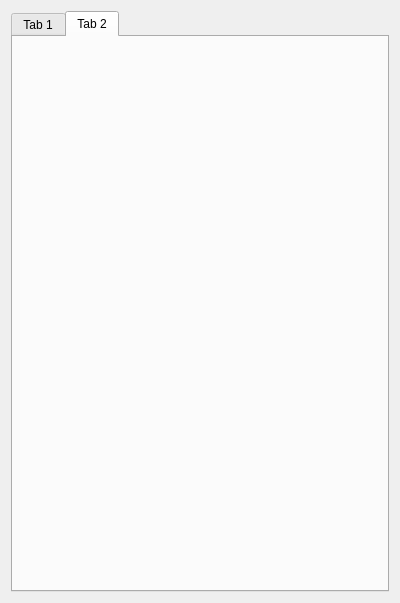
Before: the Qt Designer form mainwindow.ui in DasEvoli/timer, drawn with Qt 5.
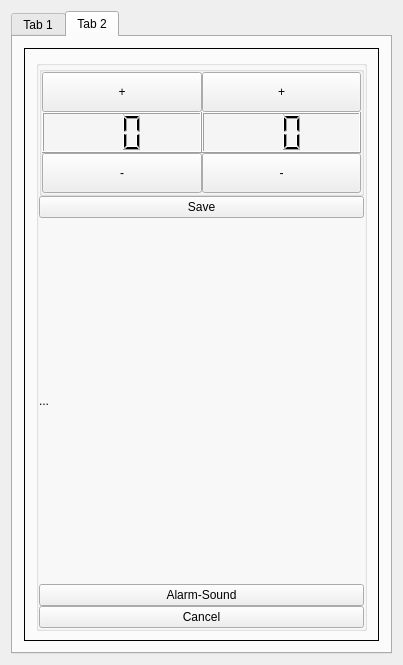
After: the same form once the commit is applied. The open tabs and pages were chosen to show the change.

What changed in the file:
```diff
--- a/mainwindow.ui
+++ b/mainwindow.ui
@@ -9,8 +9,8 @@
    <rect>
     <x>0</x>
     <y>0</y>
-    <width>400</width>
-    <height>603</height>
+    <width>403</width>
+    <height>665</height>
    </rect>
   </property>
   <property name="sizePolicy">
@@ -336,11 +336,20 @@
       </widget>
       <widget class="QWidget" name="tab_alarmclock">
        <property name="sizePolicy">
-        <sizepolicy hsizetype="Expanding" vsizetype="Expanding">
+        <sizepolicy hsizetype="Preferred" vsizetype="Preferred">
          <horstretch>0</horstretch>
          <verstretch>0</verstretch>
         </sizepolicy>
        </property>
+       <property name="maximumSize">
+        <size>
+         <width>16777215</width>
+         <height>16777215</height>
+        </size>
+       </property>
+       <property name="layoutDirection">
+        <enum>Qt::LeftToRight</enum>
+       </property>
        <attribute name="title">
         <string>Tab 2</string>
        </attribute>
@@ -359,8 +368,26 @@
             <height>0</height>
            </size>
           </property>
+          <property name="maximumSize">
+           <size>
+            <width>16777215</width>
+            <height>16777215</height>
+           </size>
+          </property>
+          <property name="baseSize">
+           <size>
+            <width>0</width>
+            <height>0</height>
+           </size>
+          </property>
           <property name="frameShape">
-           <enum>QFrame::NoFrame</enum>
+           <enum>QFrame::Box</enum>
+          </property>
+          <property name="frameShadow">
+           <enum>QFrame::Plain</enum>
+          </property>
+          <property name="currentIndex">
+           <number>0</number>
           </property>
           <widget class="QWidget" name="page">
            <layout class="QGridLayout" name="gridLayout_4">
@@ -382,19 +409,134 @@
                 </rect>
                </property>
                <layout class="QGridLayout" name="gridLayout_5">
-                <item row="1" column="0">
-                 <widget class="QPushButton" name="pushButton">
-                  <property name="text">
-                   <string>New Clocktime</string>
-                  </property>
-                 </widget>
-                </item>
+                <property name="leftMargin">
+                 <number>9</number>
+                </property>
+                <property name="bottomMargin">
+                 <number>9</number>
+                </property>
+               </layout>
+              </widget>
+             </widget>
+            </item>
+           </layout>
+          </widget>
+          <widget class="QWidget" name="page_2">
+           <property name="enabled">
+            <bool>true</bool>
+           </property>
+           <layout class="QVBoxLayout" name="verticalLayout_7">
+            <property name="bottomMargin">
+             <number>9</number>
+            </property>
+            <item>
+             <widget class="QGroupBox" name="editTimeGroupBox">
+              <property name="maximumSize">
+               <size>
+                <width>16777215</width>
+                <height>16777215</height>
+               </size>
+              </property>
+              <property name="alignment">
+               <set>Qt::AlignLeading|Qt::AlignLeft|Qt::AlignVCenter</set>
+              </property>
+              <layout class="QVBoxLayout" name="verticalLayout_6">
+               <property name="spacing">
+                <number>0</number>
+               </property>
+               <property name="leftMargin">
+                <number>0</number>
+               </property>
+               <property name="topMargin">
+                <number>0</number>
+               </property>
+               <property name="rightMargin">
+                <number>0</number>
+               </property>
+               <property name="bottomMargin">
+                <number>0</number>
+               </property>
+               <item>
+                <widget class="QGroupBox" name="alarmGroupBox">
+                 <property name="maximumSize">
+                  <size>
+                   <width>16777215</width>
+                   <height>130</height>
+                  </size>
+                 </property>
+                 <property name="layoutDirection">
+                  <enum>Qt::LeftToRight</enum>
+                 </property>
+                 <property name="alignment">
+                  <set>Qt::AlignJustify|Qt::AlignVCenter</set>
+                 </property>
+                 <property name="flat">
+                  <bool>false</bool>
+                 </property>
+                 <property name="checkable">
+                  <bool>false</bool>
+                 </property>
+                 <layout class="QGridLayout" name="gridLayout_7">
+                  <property name="leftMargin">
+                   <number>0</number>
+                  </property>
+                  <property name="topMargin">
+                   <number>0</number>
+                  </property>
+                  <property name="rightMargin">
+                   <number>0</number>
+                  </property>
+                  <property name="bottomMargin">
+                   <number>0</number>
+                  </property>
+                  <property name="spacing">
+                   <number>0</number>
+                  </property>
                 <item row="0" column="0">
-                 <widget class="QFrame" name="frame">
+                   <layout class="QVBoxLayout" name="verticalLayout_4">
+                    <property name="spacing">
+                     <number>0</number>
+                    </property>
+                    <property name="sizeConstraint">
+                     <enum>QLayout::SetDefaultConstraint</enum>
+                    </property>
+                    <property name="topMargin">
+                     <number>0</number>
+                    </property>
+                    <property name="bottomMargin">
+                     <number>0</number>
+                    </property>
+                    <item>
+                     <widget class="QPushButton" name="b_alarm_h_up">
+                      <property name="sizePolicy">
+                       <sizepolicy hsizetype="Preferred" vsizetype="Preferred">
+                        <horstretch>0</horstretch>
+                        <verstretch>0</verstretch>
+                       </sizepolicy>
+                      </property>
                   <property name="maximumSize">
                    <size>
                     <width>16777215</width>
-                    <height>90</height>
+                        <height>16777215</height>
+                       </size>
+                      </property>
+                      <property name="text">
+                       <string>+</string>
+                      </property>
+                     </widget>
+                    </item>
+                    <item>
+                     <widget class="QLCDNumber" name="alarm_h">
+                      <property name="sizePolicy">
+                       <sizepolicy hsizetype="Preferred" vsizetype="Preferred">
+                        <horstretch>0</horstretch>
+                        <verstretch>0</verstretch>
+                       </sizepolicy>
+                      </property>
+                      <property name="maximumSize">
+                       <size>
+                        <width>16777215</width>
+                        <height>16777215</height>
                    </size>
                   </property>
                   <property name="layoutDirection">
@@ -403,25 +545,57 @@
                   <property name="frameShape">
                    <enum>QFrame::Box</enum>
                   </property>
-                  <property name="frameShadow">
-                   <enum>QFrame::Raised</enum>
-                  </property>
-                  <layout class="QGridLayout" name="gridLayout_6">
-                   <item row="0" column="2">
-                    <widget class="QCheckBox" name="checkBox">
+                      <property name="lineWidth">
+                       <number>1</number>
+                      </property>
+                      <property name="digitCount">
+                       <number>2</number>
+                      </property>
+                      <property name="segmentStyle">
+                       <enum>QLCDNumber::Filled</enum>
+                      </property>
+                      <property name="value" stdset="0">
+                       <double>0.000000000000000</double>
+                      </property>
+                     </widget>
+                    </item>
+                    <item>
+                     <widget class="QPushButton" name="b_alarm_h_down">
                      <property name="sizePolicy">
                       <sizepolicy hsizetype="Preferred" vsizetype="Preferred">
                        <horstretch>0</horstretch>
                        <verstretch>0</verstretch>
                       </sizepolicy>
                      </property>
+                      <property name="maximumSize">
+                       <size>
+                        <width>16777215</width>
+                        <height>16777215</height>
+                       </size>
+                      </property>
                      <property name="text">
-                      <string>CheckBox</string>
+                       <string>-</string>
                      </property>
                     </widget>
                    </item>
-                   <item row="1" column="2">
-                    <widget class="QPushButton" name="pushButton_2">
+                   </layout>
+                  </item>
+                  <item row="0" column="1">
+                   <layout class="QVBoxLayout" name="verticalLayout_5">
+                    <property name="spacing">
+                     <number>0</number>
+                    </property>
+                    <property name="sizeConstraint">
+                     <enum>QLayout::SetDefaultConstraint</enum>
+                    </property>
+                    <property name="topMargin">
+                     <number>0</number>
+                    </property>
+                    <property name="bottomMargin">
+                     <number>0</number>
+                    </property>
+                    <item>
+                     <widget class="QPushButton" name="b_alarm_m_up">
                      <property name="sizePolicy">
                       <sizepolicy hsizetype="Preferred" vsizetype="Preferred">
                        <horstretch>0</horstretch>
@@ -430,50 +604,101 @@
                      </property>
                      <property name="maximumSize">
                       <size>
-                       <width>25</width>
-                       <height>25</height>
+                        <width>16777215</width>
+                        <height>16777215</height>
                       </size>
                      </property>
                      <property name="text">
-                      <string>X</string>
+                       <string>+</string>
                      </property>
                     </widget>
                    </item>
-                   <item row="0" column="0" rowspan="2">
-                    <widget class="QLabel" name="label">
-                     <property name="font">
-                      <font>
-                       <pointsize>28</pointsize>
-                      </font>
-                     </property>
+                    <item>
+                     <widget class="QLCDNumber" name="alarm_m">
+                      <property name="sizePolicy">
+                       <sizepolicy hsizetype="Preferred" vsizetype="Preferred">
+                        <horstretch>0</horstretch>
+                        <verstretch>0</verstretch>
+                       </sizepolicy>
+                      </property>
+                      <property name="maximumSize">
+                       <size>
+                        <width>16777215</width>
+                        <height>16777215</height>
+                       </size>
+                      </property>
+                      <property name="lineWidth">
+                       <number>1</number>
+                      </property>
+                      <property name="digitCount">
+                       <number>2</number>
+                      </property>
+                     </widget>
+                    </item>
+                    <item>
+                     <widget class="QPushButton" name="b_alarm_m_down">
+                      <property name="sizePolicy">
+                       <sizepolicy hsizetype="Preferred" vsizetype="Preferred">
+                        <horstretch>0</horstretch>
+                        <verstretch>0</verstretch>
+                       </sizepolicy>
+                      </property>
+                      <property name="maximumSize">
+                       <size>
+                        <width>16777215</width>
+                        <height>16777215</height>
+                       </size>
+                      </property>
                      <property name="text">
-                      <string>00:00:00</string>
+                       <string>-</string>
                      </property>
                     </widget>
                    </item>
                   </layout>
-                 </widget>
-                </item>
-                <item row="2" column="0">
-                 <spacer name="verticalSpacer">
-                  <property name="orientation">
-                   <enum>Qt::Vertical</enum>
-                  </property>
-                  <property name="sizeHint" stdset="0">
-                   <size>
-                    <width>20</width>
-                    <height>40</height>
-                   </size>
-                  </property>
-                 </spacer>
-                </item>
-               </layout>
-              </widget>
-             </widget>
-            </item>
-           </layout>
-          </widget>
-          <widget class="QWidget" name="page_2"/>
+                  </item>
+                 </layout>
+                </widget>
+               </item>
+               <item>
+                <layout class="QVBoxLayout" name="verticalLayout_9">
+                 <property name="spacing">
+                  <number>0</number>
+                 </property>
+                 <item>
+                  <widget class="QPushButton" name="b_save_alarm">
+                   <property name="text">
+                    <string>Save</string>
+                   </property>
+                  </widget>
+                 </item>
+                 <item>
+                  <widget class="QLabel" name="sound_alarm">
+                   <property name="text">
+                    <string>...</string>
+                   </property>
+                  </widget>
+                 </item>
+                 <item>
+                  <widget class="QPushButton" name="b_sound_alarm">
+                   <property name="text">
+                    <string>Alarm-Sound</string>
+                   </property>
+                  </widget>
+                 </item>
+                 <item>
+                  <widget class="QPushButton" name="b_cancel_alarm">
+                   <property name="text">
+                    <string>Cancel</string>
+                   </property>
+                  </widget>
+                 </item>
+                </layout>
+               </item>
+              </layout>
+             </widget>
+            </item>
+           </layout>
+          </widget>
          </widget>
         </item>
        </layout>
```
Left out of the diff: 44 changed lines with no effect on the pictures. Lines whose indentation alone changed are shown as unchanged.
